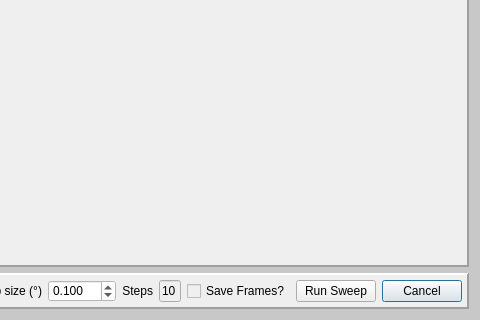
The window that res/AnalyserSweep.ui (artiepoole/SpintronicsMOKE) describes before a commit, drawn with Qt 5; both pictures show x 361 to 841 and y 190 to 510 of the 841 by 510 pixel window.
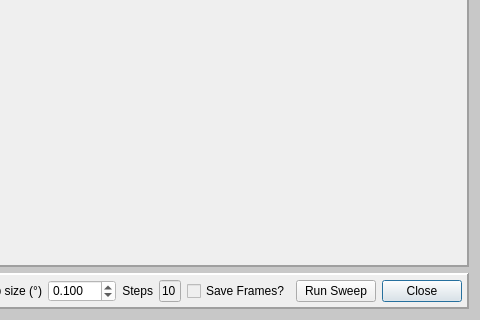
The same window after the commit. Icons and pictures are not drawn.

```diff
--- a/res/AnalyserSweep.ui
+++ b/res/AnalyserSweep.ui
@@ -107,7 +107,7 @@
           <item row="0" column="11">
            <widget class="QPushButton" name="button_cancel">
             <property name="text">
-             <string>Cancel</string>
+             <string>Close</string>
             </property>
            </widget>
           </item>
```
